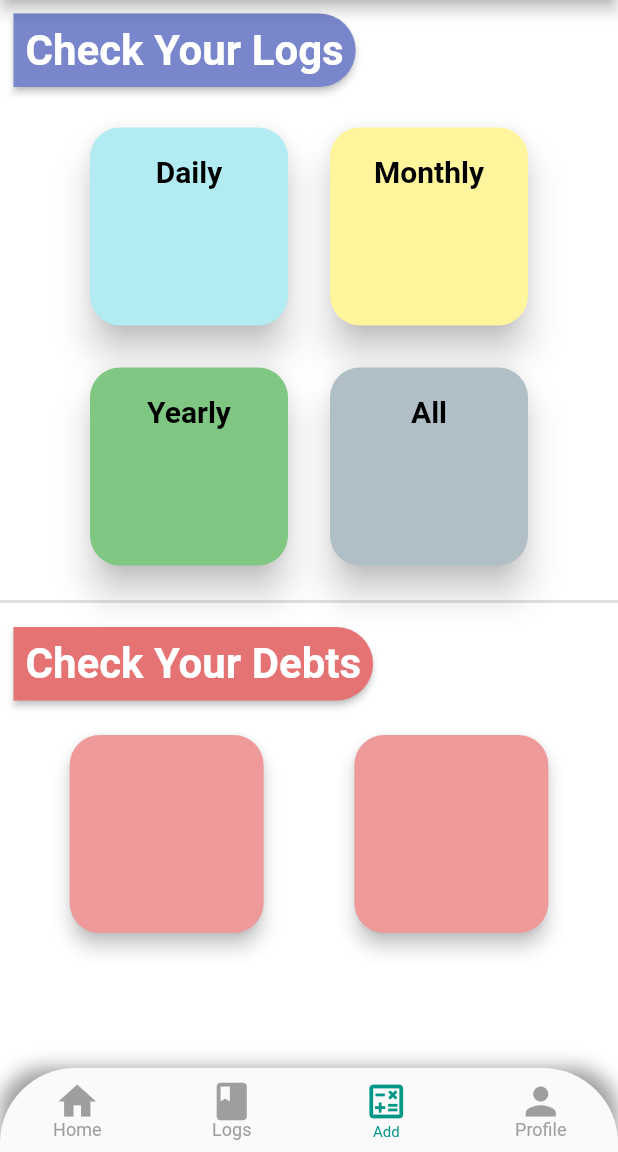
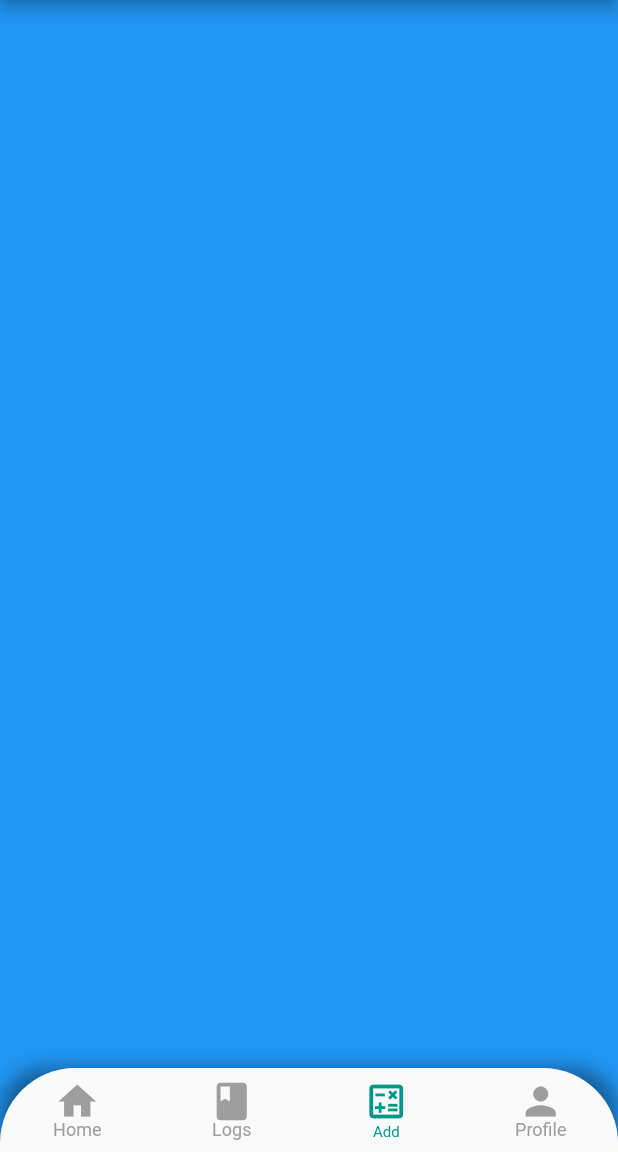
Before and after one commit to AmrSabbagh35/Daftarak, a Flutter app: the BottomNav screen opened directly, item 3 of the bottom bar chosen, on a phone screen of 412 x 824 dp, the part 84-1236 px from its top. Run offline on Flutter 3.47's test engine with Material 2 defaults, Android fonts, the light colour scheme and no system bars; our stand-ins replace animated_splash_screen, avatar_glow, flutter_login, flutter_speed_dial, font_awesome_flutter, hijri and 2 more; missing offline and left inert: animate_icons; accounts and stored records are empty.

Commit message:
Nav bar fixed

```diff
--- a/lib/screens/Bottom_Nav.dart
+++ b/lib/screens/Bottom_Nav.dart
@@ -1,7 +1,7 @@
 import 'package:animate_icons/animate_icons.dart';
 import 'package:flutter/material.dart';
 import 'package:flutter_speed_dial/flutter_speed_dial.dart';
-import 'package:test_login/screens/Add_Screen.dart';
+import 'package:test_login/screens/Logs_Screen.dart';
 import 'package:test_login/screens/Home_screen.dart';
 import 'package:test_login/screens/Profile_Screen.dart';
 import 'package:test_login/widgets/widget.dart';
@@ -23,8 +23,10 @@ class _BottomNavState extends State<BottomNav> {
   int _currentIndex = 0;
   final List<Widget> _children = [
     Homescreen(),
-    PlaceHolder(),
-    Add_Screen(),
+    Logs_Screen(),
+    Container(
+      color: Colors.blue,
+    ),
     Profile_Screen(),
   ];
   @override
--- a/lib/screens/Add_Screen.dart
+++ b/lib/screens/Logs_Screen.dart
@@ -1,11 +1,11 @@
 import 'package:flutter/material.dart';
 
-class Add_Screen extends StatefulWidget {
+class Logs_Screen extends StatefulWidget {
   @override
-  _Add_ScreenState createState() => _Add_ScreenState();
+  _Logs_ScreenState createState() => _Logs_ScreenState();
 }
 
-class _Add_ScreenState extends State<Add_Screen> {
+class _Logs_ScreenState extends State<Logs_Screen> {
   @override
   Widget build(BuildContext context) {
     final screenheight = MediaQuery.of(context).size.height;
```
